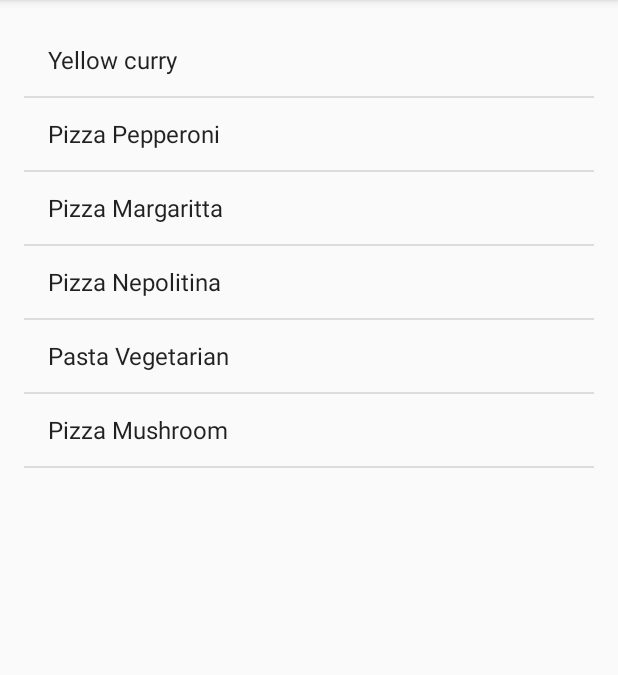
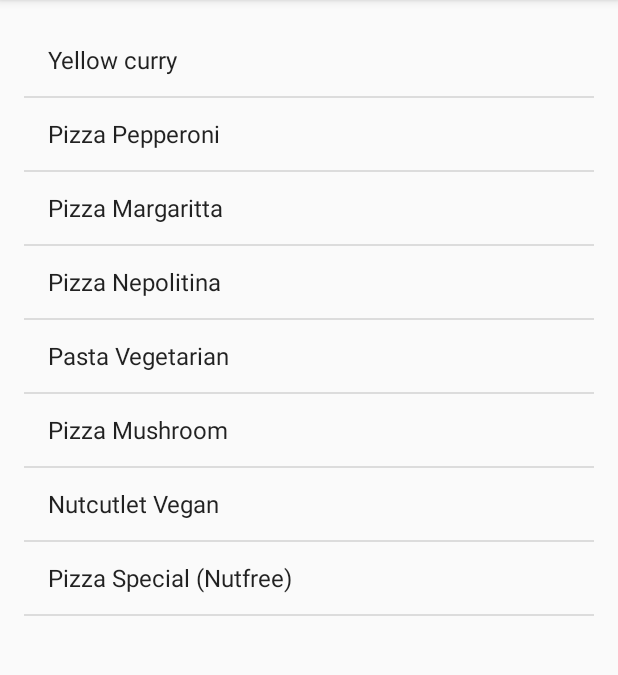
Before and after one commit to ViliusKraujutis/chear, an Android app: the screen it shows after launch (NewOrderActivity), on a phone screen of 412 x 824 dp, the part 84-759 px from its top. Run offline under Robolectric (Android 15) with nearby library versions, the phone set to English and light mode, and no system bars; our stand-ins replace ButterKnife.

Commit message:
Menu items added

```diff
--- a/mobile/src/main/res/values/strings.xml
+++ b/mobile/src/main/res/values/strings.xml
@@ -14,6 +14,8 @@
         <item>Pizza Nepolitina</item>
         <item>Pasta Vegetarian</item>
         <item>Pizza Mushroom</item>
+        <item>Nutcutlet Vegan</item>
+        <item>Pizza Special (Nutfree)</item>
     </string-array>
 
 </resources>
```
